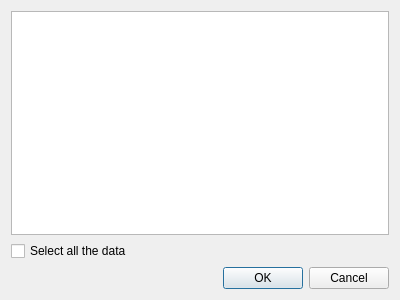
Old version of the form src/plugins/dataStore/DataStore/src/datastoredialog.ui in the repository opencor/opencor.
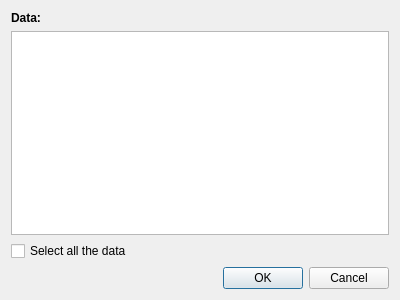
New version of the form.

The edit to the form file:
```diff
--- a/src/plugins/dataStore/DataStore/src/datastoredialog.ui
+++ b/src/plugins/dataStore/DataStore/src/datastoredialog.ui
@@ -14,6 +14,19 @@
    <string>Data Selector</string>
   </property>
   <layout class="QVBoxLayout" name="layout">
+   <item>
+    <widget class="QLabel" name="dataLabel">
+     <property name="font">
+      <font>
+       <weight>75</weight>
+       <bold>true</bold>
+      </font>
+     </property>
+     <property name="text">
+      <string>Data:</string>
+     </property>
+    </widget>
+   </item>
    <item>
     <widget class="QTreeView" name="treeView">
      <attribute name="headerVisible">
```
